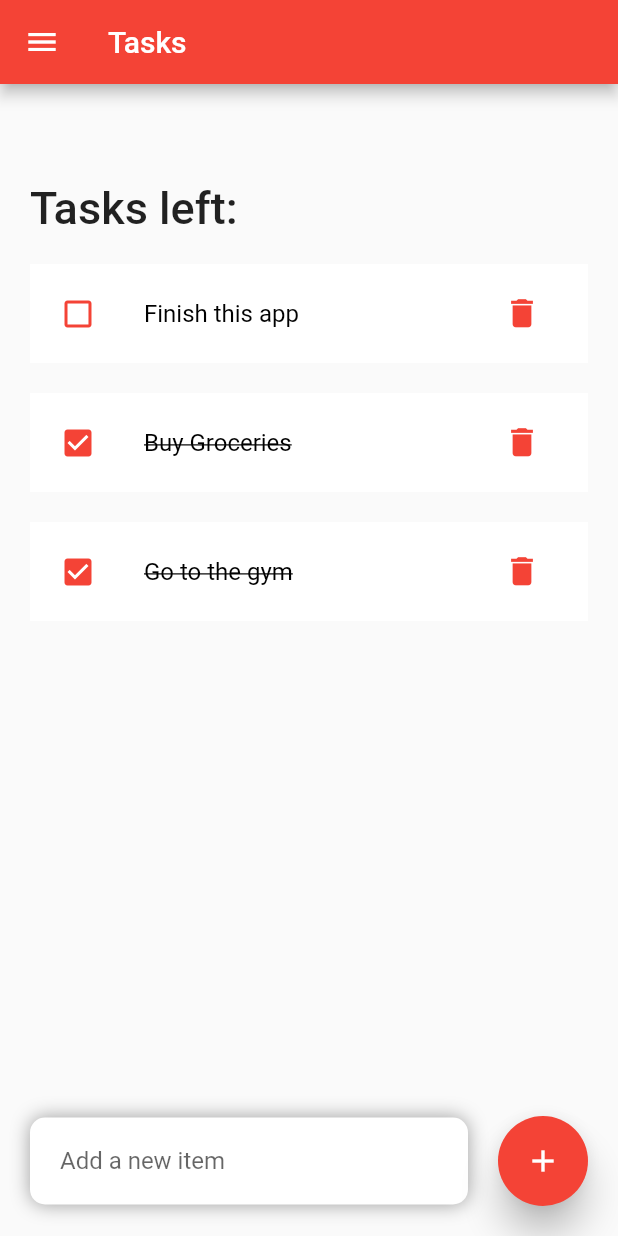
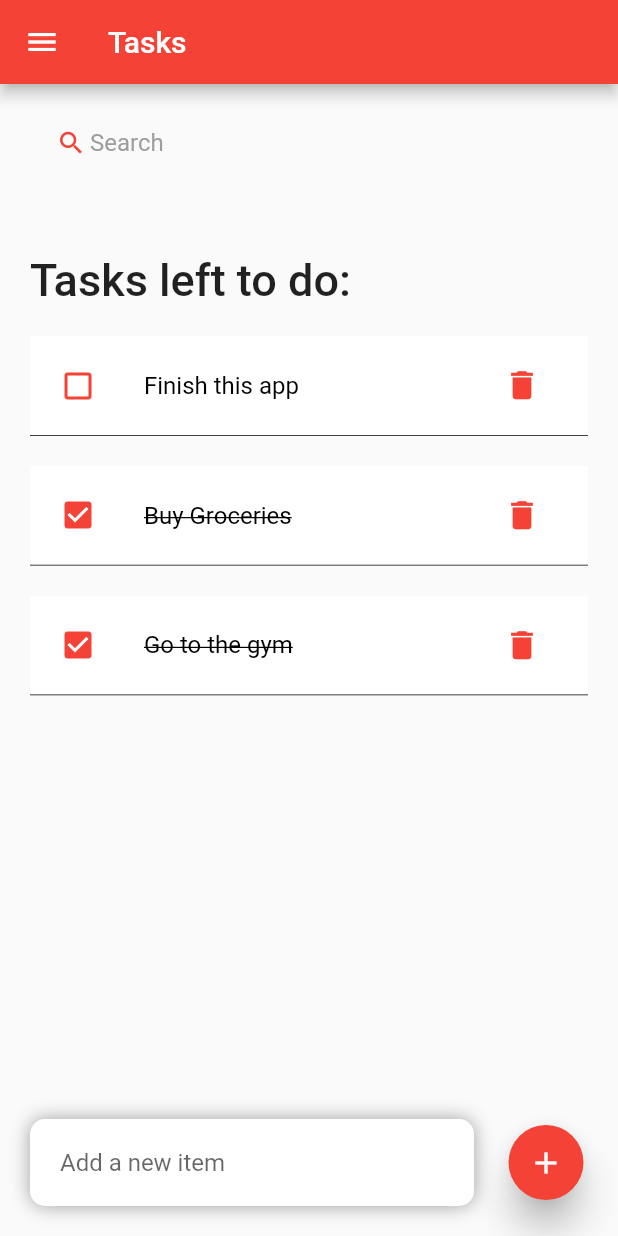
Before and after one commit to grzelkaadrian/to-do-flutter-app, a Flutter app: the screen it shows after launch, on a phone screen of 412 x 824 dp. Run offline on Flutter 3.47's test engine with Material 2 defaults, Android fonts, the phone set to English and light mode, and no system bars.

Commit message:
create a search box that displays tasks when their names match users keyword, slightly modify buttons' style, fix confusing variable and function names

```diff
--- a/lib/body_widget.dart
+++ b/lib/body_widget.dart
@@ -1,5 +1,5 @@
 import 'package:flutter/material.dart';
-import 'to_do_list.dart';
+import 'to_do_object.dart';
 import 'to_do_item.dart';
 
 class BodyWidget extends StatefulWidget {
@@ -10,9 +10,9 @@ class BodyWidget extends StatefulWidget {
 }
 
 class _BodyWidgetState extends State<BodyWidget> {
-  final todosList = ToDo.todoList();
-  List<ToDo> foundToDo = [];
-  final _todoController = TextEditingController();
+  final todosList = ToDoObject.todoList();
+  List<ToDoObject> foundToDo = [];
+  final _textController = TextEditingController();
 
   @override
   void initState() {
@@ -31,6 +31,7 @@ class _BodyWidgetState extends State<BodyWidget> {
           ),
           child: Column(
             children: [
+              searchBox(),
               Expanded(
                 child: ListView(
                   children: [
@@ -40,18 +41,18 @@ class _BodyWidgetState extends State<BodyWidget> {
                         bottom: 20,
                       ),
                       child: const Text(
-                        'Tasks left:',
+                        'Tasks left to do:',
                         style: TextStyle(
                           fontSize: 30,
                           fontWeight: FontWeight.w500,
                         ),
                       ),
                     ),
-                    for (ToDo todo in foundToDo.reversed)
+                    for (ToDoObject todo in foundToDo.reversed)
                       ToDoItem(
                         todo: todo,
-                        onToDoChanged: _handleToDoChange,
-                        onDeleteItem: _deleteToDoItem,
+                        onChange: _handleChange,
+                        onDeleteItem: _deleteItem,
                       ),
                   ],
                 ),
@@ -86,7 +87,7 @@ class _BodyWidgetState extends State<BodyWidget> {
                   borderRadius: BorderRadius.circular(10),
                 ),
                 child: TextField(
-                  controller: _todoController,
+                  controller: _textController,
                   decoration: const InputDecoration(
                       hintText: 'Add a new item', border: InputBorder.none),
                 ),
@@ -99,12 +100,24 @@ class _BodyWidgetState extends State<BodyWidget> {
               ),
               child: ElevatedButton(
                   onPressed: () {
-                    _addToDoItem(_todoController.text);
+                    if (_textController.text.isNotEmpty) {
+                      _addItem(_textController.text);
+                    } else {
+                      ScaffoldMessenger.of(context).showSnackBar(
+                        const SnackBar(
+                          backgroundColor: Colors.black,
+                          content: Text(
+                            'Please enter a valid name!',
+                            style: TextStyle(fontSize: 18, color: Colors.white),
+                            ),
+                          ),
+                      );
+                    }
                   },
                   style: ElevatedButton.styleFrom(
                     shape: const CircleBorder(),
                     backgroundColor: Colors.red,
-                    minimumSize: const Size(60, 60),
+                    minimumSize: const Size(50, 50),
                     elevation: 10,
                   ),
                   child: const Icon(Icons.add)),
@@ -115,25 +128,65 @@ class _BodyWidgetState extends State<BodyWidget> {
     );
   }
 
-  void _handleToDoChange(ToDo todo) {
+  void _handleChange(ToDoObject chosenItem) {
     setState(() {
-      todo.isDone = !todo.isDone;
+      chosenItem.isDone = !chosenItem.isDone;
     });
   }
 
-  void _deleteToDoItem(String id) {
+  void _deleteItem(String id) {
     setState(() {
       todosList.removeWhere((item) => item.id == id);
     });
   }
 
-  void _addToDoItem(String toDo) {
+  void _addItem(String inputName) {
     setState(() {
-      todosList.add(ToDo(
+      todosList.add(ToDoObject(
         id: DateTime.now().millisecondsSinceEpoch.toString(),
-        todoText: toDo,
+        taskName: inputName,
       ));
     });
-    _todoController.clear();
+    _textController.clear();
+  }
+
+  void _runFilter(String enteredKeyword) {
+    List<ToDoObject> results = [];
+    if (enteredKeyword.isEmpty) {
+      results = todosList;
+    } else {
+      results = todosList
+          .where((item) => item.taskName!
+              .toLowerCase()
+              .contains(enteredKeyword.toLowerCase()))
+          .toList();
+    }
+
+    setState(() {
+      foundToDo = results;
+    });
+  }
+
+  Widget searchBox() {
+    return Container(
+      padding: const EdgeInsets.symmetric(horizontal: 15),
+      child: TextField(
+        onChanged: (value) => _runFilter(value),
+        decoration: const InputDecoration(
+          prefixIcon: Icon(
+            Icons.search,
+            color: Colors.red,
+            size: 20,
+          ),
+          prefixIconConstraints: BoxConstraints(
+            maxHeight: 20,
+            minWidth: 25,
+          ),
+          border: InputBorder.none,
+          hintText: 'Search',
+          hintStyle: TextStyle(color: Colors.grey),
+        ),
+      ),
+    );
   }
 }
--- a/lib/drawer_widget.dart
+++ b/lib/drawer_widget.dart
@@ -21,6 +21,7 @@ class DrawerWidget extends StatelessWidget {
                 'Menu',
                 style: TextStyle(
                   fontSize: 30,
+                  fontWeight: FontWeight.w400,
                   color: Colors.white,
                   ),
                 textAlign: TextAlign.center,
@@ -42,7 +43,7 @@ class DrawerWidget extends StatelessWidget {
             },
           ),
           ListTile(
-            leading: const Icon(Icons.attach_money),
+            leading: const Icon(Icons.favorite),
             title: const Text("Donate"),
             onTap: () {
               Navigator.pop(context);
--- a/lib/to_do_item.dart
+++ b/lib/to_do_item.dart
@@ -1,25 +1,26 @@
 import 'package:flutter/material.dart';
-import 'to_do_list.dart';
+import 'to_do_object.dart';
 
 class ToDoItem extends StatelessWidget {
-  final ToDo todo;
-  final dynamic onToDoChanged;
+  final ToDoObject todo;
+  final dynamic onChange;
   final dynamic onDeleteItem;
 
   const ToDoItem({
     Key? key,
     required this.todo,
-    required this.onToDoChanged,
+    required this.onChange,
     required this.onDeleteItem,
   }) : super(key: key);
 
   @override
   Widget build(BuildContext context) {
     return Container(
+      decoration: const BoxDecoration(border: Border(bottom: BorderSide(width: 0.5))),
       margin: const EdgeInsets.only(bottom: 20),
       child: ListTile(
         onTap: () {
-          onToDoChanged(todo);
+          onChange(todo);
         },
         contentPadding: const EdgeInsets.symmetric(horizontal: 20, vertical: 5),
         tileColor: Colors.white,
@@ -28,7 +29,7 @@ class ToDoItem extends StatelessWidget {
           color: Colors.red,
         ),
         title: Text(
-          todo.todoText!,
+          todo.taskName!,
           style: TextStyle(
             fontSize: 16,
             color: Colors.black,
--- a/lib/to_do_list.dart
+++ /dev/null
@@ -1,19 +0,0 @@
-class ToDo {
-  String? id;
-  String? todoText;
-  bool isDone;
-
-  ToDo({
-    required this.id,
-    required this.todoText,
-    this.isDone = false,
-  });
-
-  static List<ToDo> todoList() {
-    return [
-      ToDo(id: '01', todoText: 'Go to the gym', isDone: true ),
-      ToDo(id: '02', todoText: 'Buy Groceries', isDone: true ),
-      ToDo(id: '03', todoText: 'Finish this app', ),
-    ];
-  }
-}
--- /dev/null
+++ b/lib/to_do_object.dart
@@ -0,0 +1,19 @@
+class ToDoObject {
+  String? id;
+  String? taskName;
+  bool isDone;
+
+  ToDoObject({
+    required this.id,
+    required this.taskName,
+    this.isDone = false,
+  });
+
+  static List<ToDoObject> todoList() {
+    return [
+      ToDoObject(id: '01', taskName: 'Go to the gym', isDone: true ),
+      ToDoObject(id: '02', taskName: 'Buy Groceries', isDone: true ),
+      ToDoObject(id: '03', taskName: 'Finish this app', ),
+    ];
+  }
+}
```
